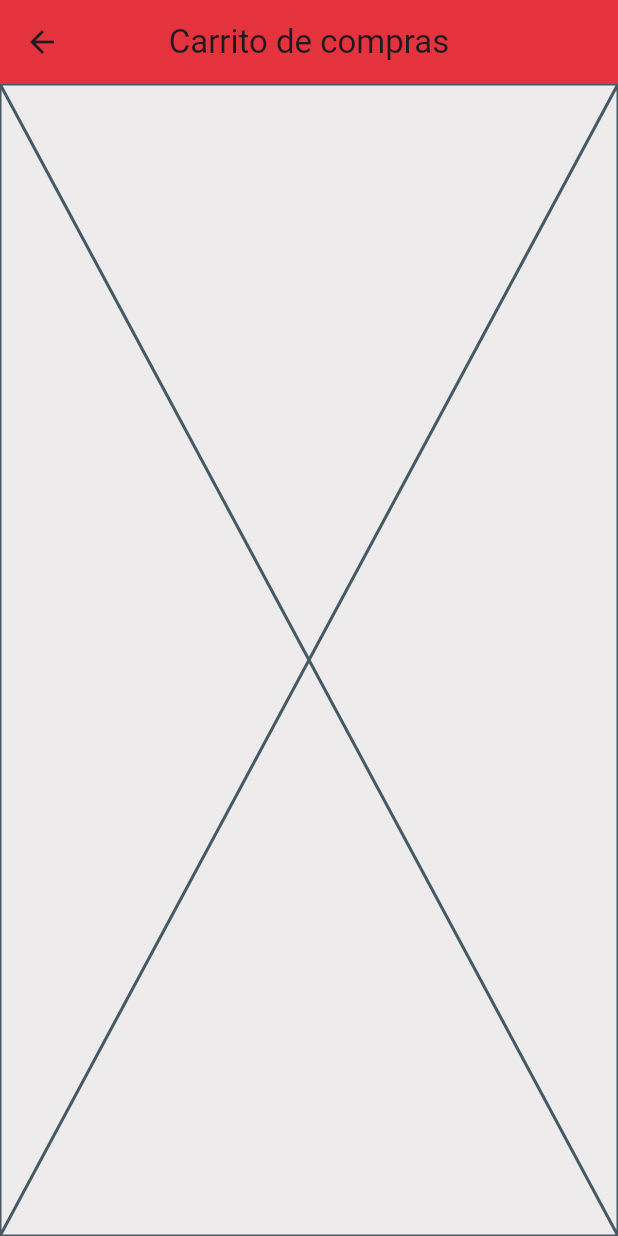
After one commit to alangabrielordonezbenito/ansur_app_movil, a Flutter app: the screen it shows after launch, after a tap on the "shopping cart" icon, on a phone screen of 412 x 824 dp. The commit adds this screen. Run offline on Flutter 3.47's test engine with Material 3 defaults, Android fonts, the phone set to English and light mode, and no system bars.

Commit message:
Agregar boton y vista del carrito de compras

```diff
--- a/lib/views/home_screen.dart
+++ b/lib/views/home_screen.dart
@@ -2,6 +2,7 @@ import 'package:ansur_app_movil/models/productos.dart';
 import 'package:flutter/material.dart';
 
 import 'widgets/squar_avatar.dart';
+import 'package:ansur_app_movil/views/shopping_cart_screen.dart';
 
 class HomeScreen extends StatelessWidget {
   const HomeScreen({
@@ -24,7 +25,17 @@ class HomeScreen extends StatelessWidget {
 
         centerTitle: false,
       ),
-      body: _Body()
+      body: _Body(),
+      floatingActionButton: FloatingActionButton(
+        onPressed: (){
+          Navigator.of(context).push(
+            MaterialPageRoute(
+              builder: (context) => const ShoppingCartScreen(),
+            ),
+          );
+        },
+        child: const Icon(Icons.shopping_cart_outlined),
+      ),
     );
   }
 }
--- /dev/null
+++ b/lib/views/shopping_cart_screen.dart
@@ -0,0 +1,15 @@
+import 'package:flutter/material.dart';
+
+class ShoppingCartScreen extends StatelessWidget {
+  const ShoppingCartScreen({super.key});
+
+  @override
+  Widget build(BuildContext context) {
+    return Scaffold(
+      appBar: AppBar(
+        title: const Text('Carrito de compras'),
+      ),
+      body: const Placeholder(),
+    );
+  }
+}
```
